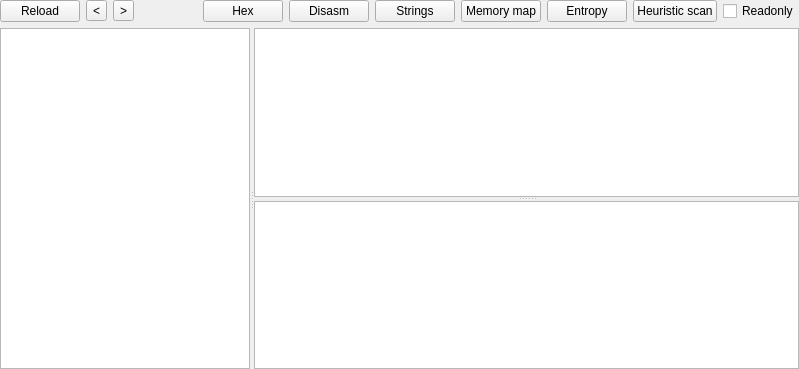
First picture: the form in PE/pewidget.ui, repository horsicq/FormatWidgets, before the edit.
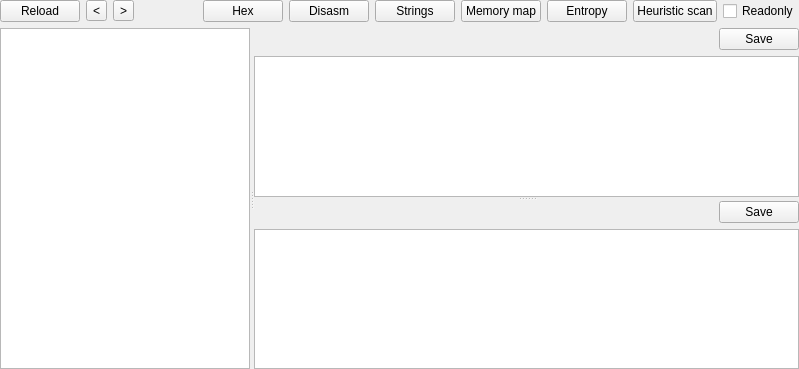
Second picture: the form after the edit. The open tabs and pages were chosen to show the change. Custom widgets are drawn as their Qt base class.

```diff
--- a/PE/pewidget.ui
+++ b/PE/pewidget.ui
@@ -1780,7 +1780,7 @@
        </layout>
       </widget>
       <widget class="QWidget" name="page_Relocs">
-       <layout class="QVBoxLayout" name="verticalLayout_10">
+       <layout class="QVBoxLayout" name="verticalLayout_54">
         <property name="leftMargin">
          <number>0</number>
         </property>
@@ -1798,6 +1798,33 @@
           <property name="orientation">
            <enum>Qt::Vertical</enum>
           </property>
+          <widget class="QWidget" name="layoutWidget">
+           <layout class="QVBoxLayout" name="verticalLayout_10">
+            <item>
+             <layout class="QHBoxLayout" name="horizontalLayout_23">
+              <item>
+               <spacer name="horizontalSpacer_23">
+                <property name="orientation">
+                 <enum>Qt::Horizontal</enum>
+                </property>
+                <property name="sizeHint" stdset="0">
+                 <size>
+                  <width>40</width>
+                  <height>20</height>
+                 </size>
+                </property>
+               </spacer>
+              </item>
+              <item>
+               <widget class="QPushButton" name="pushButtonSave_Relocs">
+                <property name="text">
+                 <string>Save</string>
+                </property>
+               </widget>
+              </item>
+             </layout>
+            </item>
+            <item>
           <widget class="QTableView" name="tableView_Relocs">
            <property name="contextMenuPolicy">
             <enum>Qt::CustomContextMenu</enum>
@@ -1824,6 +1851,36 @@
             <number>20</number>
            </attribute>
           </widget>
+            </item>
+           </layout>
+          </widget>
+          <widget class="QWidget" name="layoutWidget">
+           <layout class="QVBoxLayout" name="verticalLayout_53">
+            <item>
+             <layout class="QHBoxLayout" name="horizontalLayout_24">
+              <item>
+               <spacer name="horizontalSpacer_24">
+                <property name="orientation">
+                 <enum>Qt::Horizontal</enum>
+                </property>
+                <property name="sizeHint" stdset="0">
+                 <size>
+                  <width>40</width>
+                  <height>20</height>
+                 </size>
+                </property>
+               </spacer>
+              </item>
+              <item>
+               <widget class="QPushButton" name="pushButtonSave_RelocsPositions">
+                <property name="text">
+                 <string>Save</string>
+                </property>
+               </widget>
+              </item>
+             </layout>
+            </item>
+            <item>
           <widget class="QTableView" name="tableView_RelocsPositions">
            <property name="contextMenuPolicy">
             <enum>Qt::CustomContextMenu</enum>
@@ -1853,6 +1910,9 @@
             <bool>true</bool>
            </attribute>
           </widget>
+            </item>
+           </layout>
+          </widget>
          </widget>
         </item>
        </layout>
```
Left out of the diff: 80 changed lines with no effect on the pictures. Lines whose indentation alone changed are shown as unchanged.
